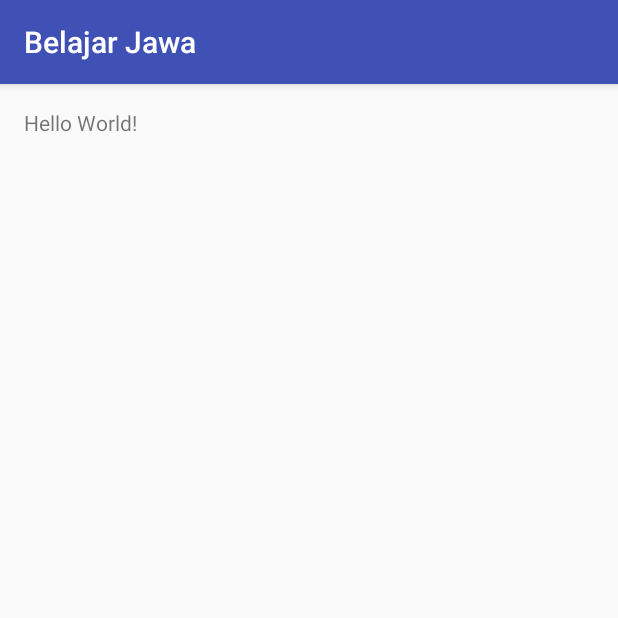
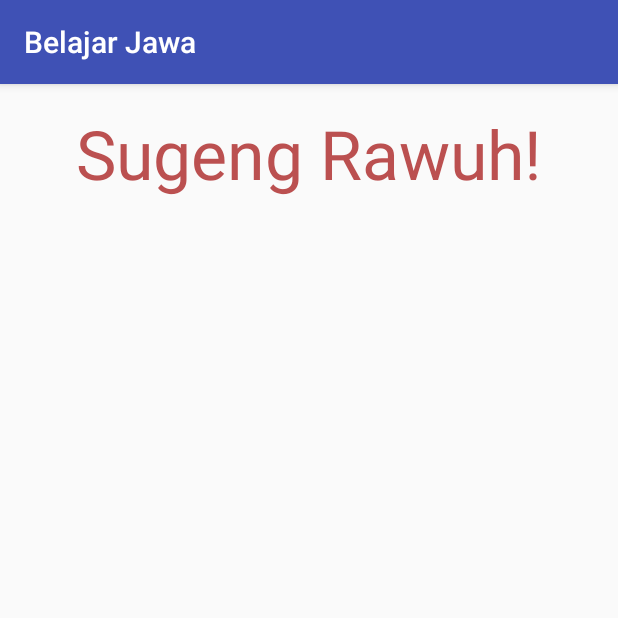
Before and after one commit to rizky30/Project6, an Android app: the screen it shows after launch (Home), on a phone screen of 412 x 824 dp, the top half of it. Run offline under Robolectric (Android 15) with nearby library versions, the phone set to English and light mode, and no system bars.

Commit message:
Input Text Sugeng Rawuh

```diff
--- a/app/src/main/res/layout/activity_home.xml
+++ b/app/src/main/res/layout/activity_home.xml
@@ -13,5 +13,9 @@
     <TextView
         android:layout_width="wrap_content"
         android:layout_height="wrap_content"
-        android:text="Hello World!"/>
+        android:text="Sugeng Rawuh!"
+        android:textSize="45dp"
+        android:layout_alignParentTop="true"
+        android:layout_centerHorizontal="true"
+        android:textColor="#bb5050" />
 </RelativeLayout>
```
